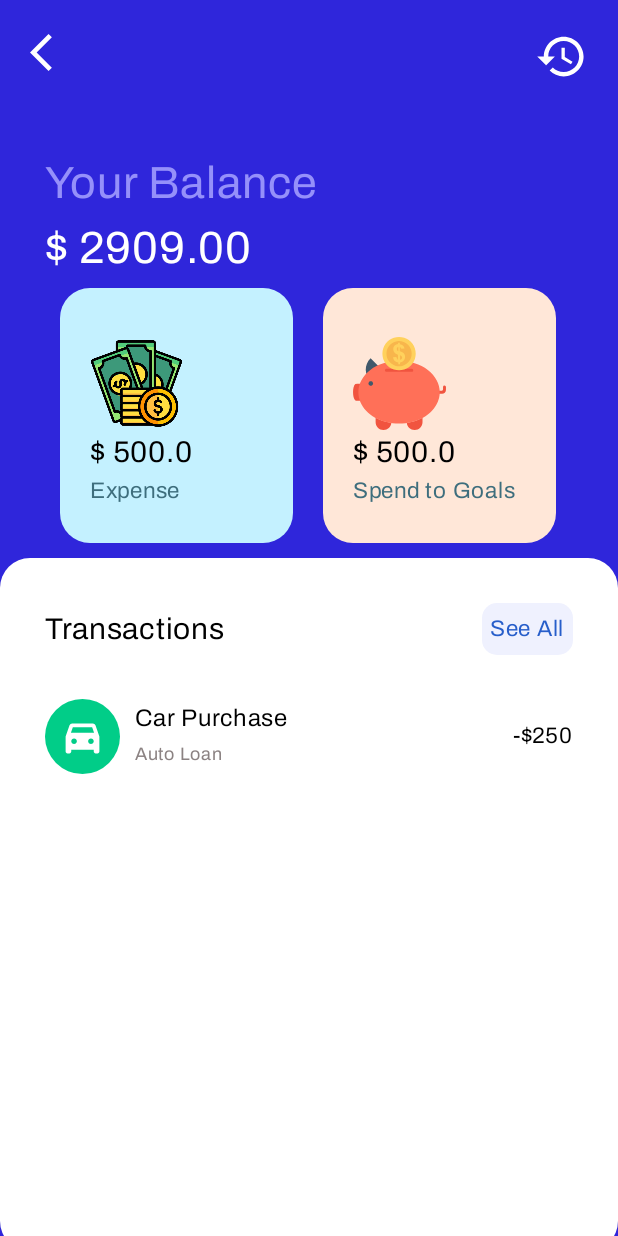
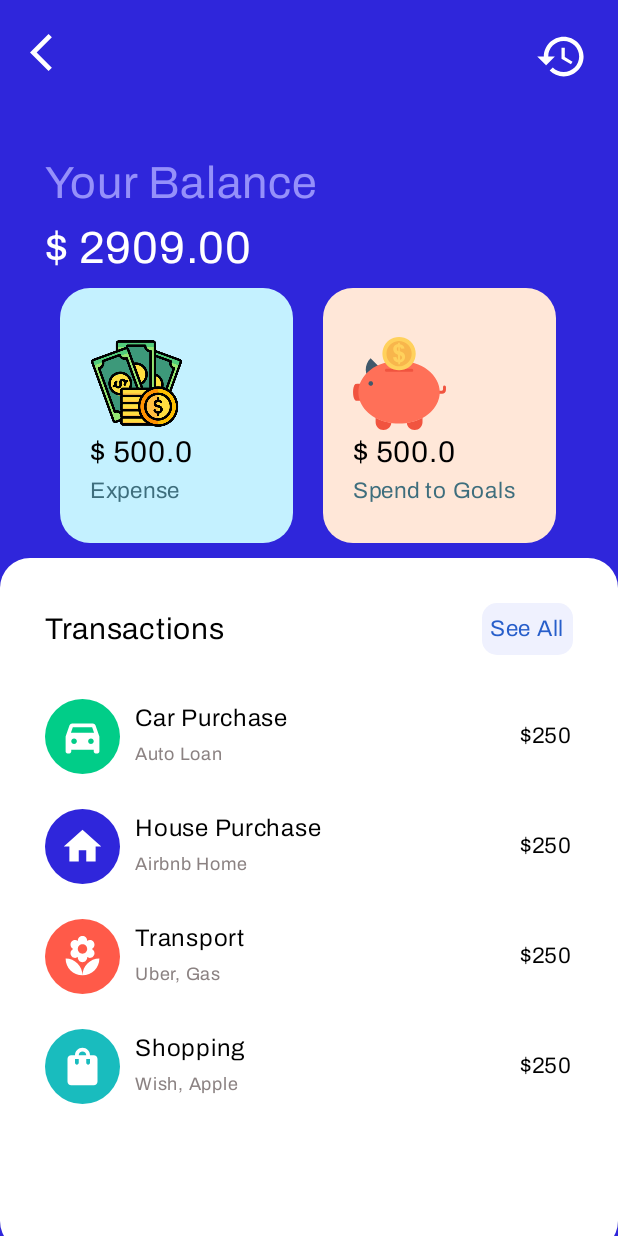
Before and after one commit to iamabdh/MoneyManager, an Android app built with Jetpack Compose: the TransactionScreen screen opened through its navigation route, on a phone screen of 412 x 824 dp. Run offline under Robolectric (Android 15) with nearby library versions, the phone set to English and light mode, and no system bars.

Commit message:
add: items for transcation amount view

```diff
--- a/app/src/main/java/com/example/moneymanager/components/ComponentsView.kt
+++ b/app/src/main/java/com/example/moneymanager/components/ComponentsView.kt
@@ -39,6 +39,7 @@ import com.example.moneymanager.ui.theme.BrightGray
 import com.example.moneymanager.ui.theme.CaribbeanGreen
 import com.example.moneymanager.ui.theme.Diamond
 import com.example.moneymanager.ui.theme.Ming
+import com.example.moneymanager.ui.theme.RocketMetallic
 import com.example.moneymanager.ui.theme.SkyBlue
 import com.example.moneymanager.ui.theme.SpanishGray
 import com.example.moneymanager.ui.theme.White15
@@ -234,7 +235,7 @@ fun TransactionBanner(
             .height(170.dp)
             .clip(shape = RoundedCornerShape(20.dp))
             .background(colorBanner)
-            .clickable {  }
+            .clickable { }
     ) {
         Column(
             verticalArrangement = Arrangement.SpaceEvenly,
@@ -263,3 +264,59 @@ fun TransactionBanner(
         }
     }
 }
+
+
+@Composable
+fun TransactionItemView(
+    iconItem: Int,
+    iconColor: Color,
+    itemTypeName: String,
+    itemListTransaction: String,
+    itemTransactionAmount: Int,
+) {
+    Row(
+        horizontalArrangement = Arrangement.SpaceBetween,
+        verticalAlignment = Alignment.CenterVertically,
+        modifier = Modifier
+            .fillMaxWidth()
+    ) {
+        Box(
+            contentAlignment = Alignment.Center,
+            modifier = Modifier
+                .size(50.dp)
+                .clip(shape = CircleShape)
+                .background(iconColor)
+        ) {
+            Icon(
+                tint = Color.White,
+                painter = painterResource(id = iconItem),
+                contentDescription = "",
+                modifier = Modifier.size(30.dp)
+            )
+        }
+        Column(
+            modifier = Modifier
+                .weight(0.1f)
+                .padding(10.dp)
+        ) {
+            Text(
+                text = itemTypeName,
+                fontSize = 16.sp,
+                fontFamily = Archivo,
+                color = Color.Black,
+            )
+            Text(
+                text = itemListTransaction,
+                fontSize = 12.sp,
+                fontFamily = Archivo,
+                color = RocketMetallic,
+            )
+        }
+        Text(
+            text = "$$itemTransactionAmount",
+            fontSize = 15.sp,
+            fontFamily = Archivo,
+            color = Color.Black
+        )
+    }
+}
--- a/app/src/main/java/com/example/moneymanager/screen/TransactionScreen.kt
+++ b/app/src/main/java/com/example/moneymanager/screen/TransactionScreen.kt
@@ -38,16 +38,19 @@ import androidx.compose.ui.unit.sp
 import androidx.navigation.NavController
 import com.example.moneymanager.R
 import com.example.moneymanager.components.TransactionBanner
+import com.example.moneymanager.components.TransactionItemView
 import com.example.moneymanager.ui.theme.AliceBlue
 import com.example.moneymanager.ui.theme.AntiqueWhite
 import com.example.moneymanager.ui.theme.Archivo
 import com.example.moneymanager.ui.theme.CaribbeanGreen
 import com.example.moneymanager.ui.theme.CelticBlue
+import com.example.moneymanager.ui.theme.Crayola
 import com.example.moneymanager.ui.theme.Diamond
 import com.example.moneymanager.ui.theme.LightCobaltBlue
 import com.example.moneymanager.ui.theme.Ming
 import com.example.moneymanager.ui.theme.PalatinateBlue
 import com.example.moneymanager.ui.theme.RocketMetallic
+import com.example.moneymanager.ui.theme.TiffanyBlue
 import kotlin.math.roundToInt
 
 
@@ -187,52 +190,37 @@ fun TransactionScreen(
                    }
                    Spacer(modifier = Modifier.height(20.dp))
 
-                   Column() {
-                       Row(
-                           horizontalArrangement = Arrangement.SpaceBetween,
-                           verticalAlignment = Alignment.CenterVertically,
-                           modifier = Modifier
-                               .fillMaxWidth()
-                       ) {
-                           Box(
-                               contentAlignment = Alignment.Center,
-                               modifier = Modifier
-                                   .size(50.dp)
-                                   .clip(shape = CircleShape)
-                                   .background(CaribbeanGreen)
-                           ) {
-                               Icon(
-                                   tint = Color.White,
-                                   painter = painterResource(id = R.drawable.baseline_directions_car_filled_24),
-                                   contentDescription = "",
-                                   modifier = Modifier.size(30.dp)
-                               )
-                           }
-                           Column(
-                               modifier = Modifier
-                                   .weight(0.1f)
-                                   .padding(10.dp)
-                           ) {
-                               Text(
-                                   text = "Car Purchase",
-                                   fontSize = 16.sp,
-                                   fontFamily = Archivo,
-                                   color = Color.Black,
-                               )
-                               Text(
-                                   text = "Auto Loan",
-                                   fontSize = 12.sp,
-                                   fontFamily = Archivo,
-                                   color = RocketMetallic,
-                               )
-                           }
-                           Text(
-                               text = "-$250",
-                               fontSize = 15.sp,
-                               fontFamily = Archivo,
-                               color = Color.Black
-                           )
-                       }
+                   Column(
+                       verticalArrangement = Arrangement.spacedBy(5.dp)
+                   ) {
+                       TransactionItemView(
+                           iconItem = R.drawable.baseline_directions_car_filled_24,
+                           iconColor = CaribbeanGreen,
+                           itemTypeName = "Car Purchase",
+                           itemListTransaction = "Auto Loan" ,
+                           itemTransactionAmount = 250,
+                       )
+                       TransactionItemView(
+                           iconItem = R.drawable.baseline_home_24,
+                           iconColor = PalatinateBlue,
+                           itemTypeName = "House Purchase",
+                           itemListTransaction = "Airbnb Home" ,
+                           itemTransactionAmount = 250,
+                       )
+                       TransactionItemView(
+                           iconItem = R.drawable.baseline_local_florist_24,
+                           iconColor = Crayola,
+                           itemTypeName = "Transport",
+                           itemListTransaction = "Uber, Gas" ,
+                           itemTransactionAmount = 250,
+                       )
+                       TransactionItemView(
+                           iconItem = R.drawable.baseline_shopping_bag_24,
+                           iconColor = TiffanyBlue,
+                           itemTypeName = "Shopping",
+                           itemListTransaction = "Wish, Apple" ,
+                           itemTransactionAmount = 250,
+                       )
                    }
                }
             }
--- a/app/src/main/java/com/example/moneymanager/ui/theme/Color.kt
+++ b/app/src/main/java/com/example/moneymanager/ui/theme/Color.kt
@@ -29,3 +29,4 @@ val Ming = Color(0xFF3E6E7D)
 val AntiqueWhite = Color(0xFFFFE7D8)
 val CelticBlue = Color(0xFF275ECA)
 val RocketMetallic = Color(0xFF8B8282)
+val TiffanyBlue = Color(0xFF19BCBE)
--- /dev/null
+++ b/app/src/main/res/drawable/baseline_home_24.xml
@@ -0,0 +1,5 @@
+<vector android:height="24dp" android:tint="#FFFFFF"
+    android:viewportHeight="24" android:viewportWidth="24"
+    android:width="24dp" xmlns:android="http://schemas.android.com/apk/res/android">
+    <path android:fillColor="@android:color/white" android:pathData="M10,20v-6h4v6h5v-8h3L12,3 2,12h3v8z"/>
+</vector>
--- /dev/null
+++ b/app/src/main/res/drawable/baseline_local_florist_24.xml
@@ -0,0 +1,5 @@
+<vector android:height="24dp" android:tint="#FFFFFF"
+    android:viewportHeight="24" android:viewportWidth="24"
+    android:width="24dp" xmlns:android="http://schemas.android.com/apk/res/android">
+    <path android:fillColor="@android:color/white" android:pathData="M12,22c4.97,0 9,-4.03 9,-9 -4.97,0 -9,4.03 -9,9zM5.6,10.25c0,1.38 1.12,2.5 2.5,2.5 0.53,0 1.01,-0.16 1.42,-0.44l-0.02,0.19c0,1.38 1.12,2.5 2.5,2.5s2.5,-1.12 2.5,-2.5l-0.02,-0.19c0.4,0.28 0.89,0.44 1.42,0.44 1.38,0 2.5,-1.12 2.5,-2.5 0,-1 -0.59,-1.85 -1.43,-2.25 0.84,-0.4 1.43,-1.25 1.43,-2.25 0,-1.38 -1.12,-2.5 -2.5,-2.5 -0.53,0 -1.01,0.16 -1.42,0.44l0.02,-0.19C14.5,2.12 13.38,1 12,1S9.5,2.12 9.5,3.5l0.02,0.19c-0.4,-0.28 -0.89,-0.44 -1.42,-0.44 -1.38,0 -2.5,1.12 -2.5,2.5 0,1 0.59,1.85 1.43,2.25 -0.84,0.4 -1.43,1.25 -1.43,2.25zM12,5.5c1.38,0 2.5,1.12 2.5,2.5s-1.12,2.5 -2.5,2.5S9.5,9.38 9.5,8s1.12,-2.5 2.5,-2.5zM3,13c0,4.97 4.03,9 9,9 0,-4.97 -4.03,-9 -9,-9z"/>
+</vector>
--- /dev/null
+++ b/app/src/main/res/drawable/baseline_shopping_bag_24.xml
@@ -0,0 +1,5 @@
+<vector android:height="24dp" android:tint="#FFFFFF"
+    android:viewportHeight="24" android:viewportWidth="24"
+    android:width="24dp" xmlns:android="http://schemas.android.com/apk/res/android">
+    <path android:fillColor="@android:color/white" android:pathData="M18,6h-2c0,-2.21 -1.79,-4 -4,-4S8,3.79 8,6H6C4.9,6 4,6.9 4,8v12c0,1.1 0.9,2 2,2h12c1.1,0 2,-0.9 2,-2V8C20,6.9 19.1,6 18,6zM10,10c0,0.55 -0.45,1 -1,1s-1,-0.45 -1,-1V8h2V10zM12,4c1.1,0 2,0.9 2,2h-4C10,4.9 10.9,4 12,4zM16,10c0,0.55 -0.45,1 -1,1s-1,-0.45 -1,-1V8h2V10z"/>
+</vector>
```
